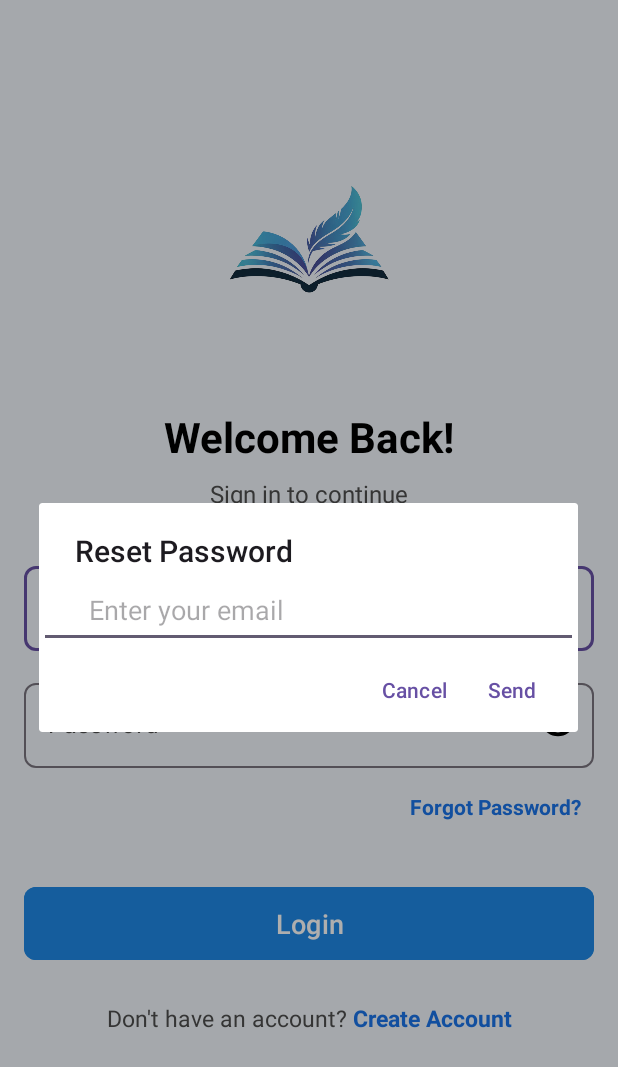
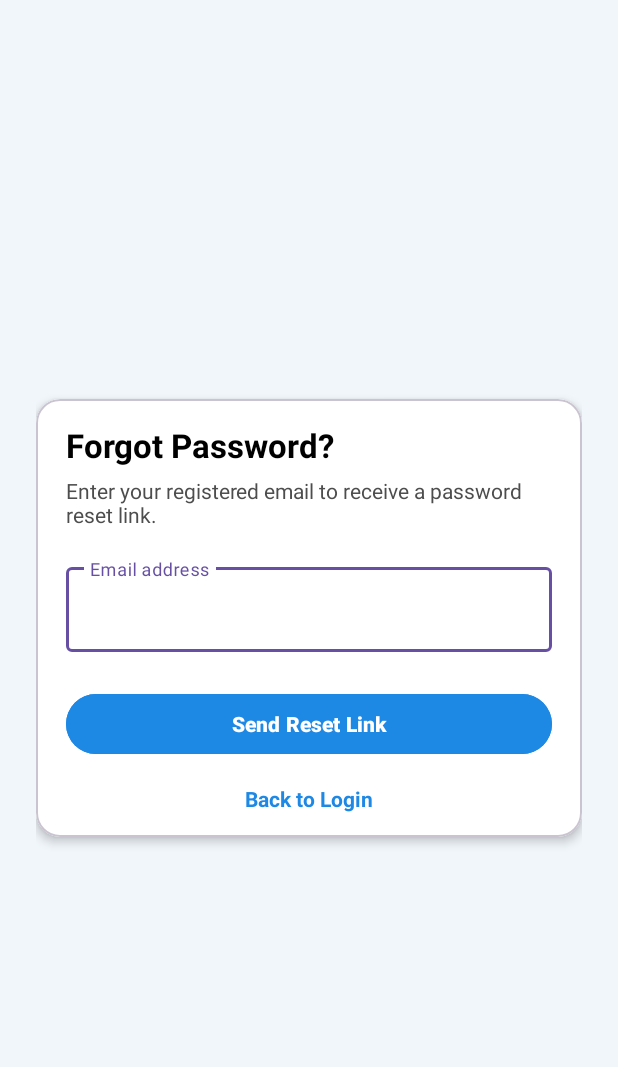
Before and after one commit to Dipesh12chourasiya/Student-Attention-tracker, an Android app: the LoginActivity screen opened directly, with no data from a screen before it, after a tap on "Forgot Password?", on a phone screen of 412 x 824 dp. Shown: the top 1067 px of the screen. Run offline under Robolectric (Android 15) with nearby library versions, the phone set to English and light mode, and no system bars; our stand-ins replace Firebase (no records; nobody signed in at launch, a user with empty details on screens opened directly), Room's generated code.

Commit message:
updated ui and fixed bugs

```diff
--- a/app/src/main/AndroidManifest.xml
+++ b/app/src/main/AndroidManifest.xml
@@ -21,6 +21,9 @@
         android:theme="@style/Theme.IRLStudentAttentionTracker"
         android:usesCleartextTraffic="true"
         tools:targetApi="31">
+        <activity
+            android:name=".auth.ForgotPasswordActivity"
+            android:exported="false" />
         <activity
             android:name=".DailyReportActivity"
             android:exported="false" />
--- /dev/null
+++ b/app/src/main/java/com/example/irlstudentattentiontracker/auth/ForgotPasswordActivity.kt
@@ -0,0 +1,58 @@
+package com.example.irlstudentattentiontracker.auth
+
+import android.os.Bundle
+import android.widget.Toast
+import androidx.activity.enableEdgeToEdge
+import androidx.appcompat.app.AppCompatActivity
+import androidx.core.view.ViewCompat
+import androidx.core.view.WindowInsetsCompat
+import com.example.irlstudentattentiontracker.R
+import com.example.irlstudentattentiontracker.databinding.ActivityForgotPasswordBinding
+import com.google.firebase.auth.FirebaseAuth
+
+class ForgotPasswordActivity : AppCompatActivity() {
+
+    private lateinit var binding: ActivityForgotPasswordBinding
+    private lateinit var auth: FirebaseAuth
+
+    override fun onCreate(savedInstanceState: Bundle?) {
+        super.onCreate(savedInstanceState)
+        binding = ActivityForgotPasswordBinding.inflate(layoutInflater)
+        setContentView(binding.root)
+
+        auth = FirebaseAuth.getInstance()
+
+        binding.btnSendReset.setOnClickListener {
+            val email = binding.etForgotEmail.text.toString().trim()
+            if (email.isNotEmpty()) {
+                sendPasswordResetEmail(email)
+            } else {
+                Toast.makeText(this, "Please enter your email", Toast.LENGTH_SHORT).show()
+            }
+        }
+
+        binding.tvBackToLogin.setOnClickListener {
+            finish() // go back to login screen
+        }
+    }
+
+    private fun sendPasswordResetEmail(email: String) {
+        auth.sendPasswordResetEmail(email)
+            .addOnCompleteListener { task ->
+                if (task.isSuccessful) {
+                    Toast.makeText(
+                        this,
+                        "Reset link sent to your email!",
+                        Toast.LENGTH_LONG
+                    ).show()
+                    finish()
+                } else {
+                    Toast.makeText(
+                        this,
+                        task.exception?.message ?: "Failed to send reset email",
+                        Toast.LENGTH_LONG
+                    ).show()
+                }
+            }
+    }
+}
--- a/app/src/main/java/com/example/irlstudentattentiontracker/auth/LoginActivity.kt
+++ b/app/src/main/java/com/example/irlstudentattentiontracker/auth/LoginActivity.kt
@@ -58,54 +58,13 @@ class LoginActivity : AppCompatActivity() {
             finish()
         }
 
-        binding.forgotPasswordText.setOnClickListener {
-            Toast.makeText(this, "Reset password feature not implemented", Toast.LENGTH_SHORT).show()
-            // You can add reset password logic here
-        }
 
 
         binding.forgotPasswordText.setOnClickListener {
-            showForgotPasswordDialog()
-        }
-    }
-
-
-    private fun showForgotPasswordDialog() {
-        val builder = AlertDialog.Builder(this)
-        builder.setTitle("Reset Password")
-
-        val input = EditText(this)
-        input.hint = "Enter your email"
-        input.inputType = InputType.TYPE_TEXT_VARIATION_EMAIL_ADDRESS
-        input.setPadding(50, 20, 50, 20)
-        builder.setView(input)
-
-        builder.setPositiveButton("Send") { dialog, _ ->
-            val email = input.text.toString().trim()
-            if (email.isNotEmpty()) {
-                sendPasswordResetEmail(email)
-            } else {
-                Toast.makeText(this, "Please enter your email", Toast.LENGTH_SHORT).show()
-            }
-            dialog.dismiss()
+            val intent = Intent(this, ForgotPasswordActivity::class.java)
+            startActivity(intent)
         }
 
-        builder.setNegativeButton("Cancel") { dialog, _ ->
-            dialog.dismiss()
-        }
-
-        builder.show()
-    }
-
-    private fun sendPasswordResetEmail(email: String) {
-        FirebaseAuth.getInstance().sendPasswordResetEmail(email)
-            .addOnCompleteListener { task ->
-                if (task.isSuccessful) {
-                    Toast.makeText(this, "Password reset email sent to $email", Toast.LENGTH_LONG).show()
-                } else {
-                    Toast.makeText(this, "Error: ${task.exception?.message}", Toast.LENGTH_LONG).show()
-                }
-            }
     }
 
 }
--- /dev/null
+++ b/app/src/main/res/layout/activity_forgot_password.xml
@@ -0,0 +1,81 @@
+<?xml version="1.0" encoding="utf-8"?>
+<LinearLayout xmlns:android="http://schemas.android.com/apk/res/android"
+    xmlns:app="http://schemas.android.com/apk/res-auto"
+    android:layout_width="match_parent"
+    android:layout_height="match_parent"
+    android:gravity="center"
+    android:orientation="vertical"
+    android:padding="24dp"
+    android:background="@color/appBg">
+
+    <com.google.android.material.card.MaterialCardView
+        android:layout_width="match_parent"
+        android:layout_height="wrap_content"
+        app:cardCornerRadius="16dp"
+        app:cardElevation="4dp"
+        android:padding="24dp"
+        android:paddingVertical="20dp"
+        android:backgroundTint="@color/white">
+
+        <LinearLayout
+            android:layout_width="match_parent"
+            android:layout_height="wrap_content"
+            android:paddingHorizontal="20dp"
+            android:paddingVertical="16dp"
+            android:orientation="vertical">
+
+            <TextView
+                android:id="@+id/tvForgotTitle"
+                android:layout_width="wrap_content"
+                android:layout_height="wrap_content"
+                android:text="Forgot Password?"
+                android:textColor="@color/black"
+                android:textStyle="bold"
+                android:textSize="22sp" />
+
+            <TextView
+                android:id="@+id/tvForgotSubtitle"
+                android:layout_width="wrap_content"
+                android:layout_height="wrap_content"
+                android:layout_marginTop="6dp"
+                android:text="Enter your registered email to receive a password reset link."
+                android:textColor="@color/grey"
+                android:textSize="14sp" />
+
+            <com.google.android.material.textfield.TextInputLayout
+                android:layout_width="match_parent"
+                android:layout_height="wrap_content"
+                android:layout_marginTop="20dp">
+
+                <com.google.android.material.textfield.TextInputEditText
+                    android:id="@+id/etForgotEmail"
+                    android:layout_width="match_parent"
+                    android:layout_height="wrap_content"
+                    android:hint="Email address"
+                    android:inputType="textEmailAddress"
+                    android:textColor="@color/black"
+                    android:textColorHint="@color/grey" />
+            </com.google.android.material.textfield.TextInputLayout>
+
+            <Button
+                android:id="@+id/btnSendReset"
+                android:layout_width="match_parent"
+                android:layout_height="wrap_content"
+                android:layout_marginTop="24dp"
+                android:backgroundTint="@color/toolbarBg"
+                android:text="Send Reset Link"
+                android:textColor="#fff"
+                android:textStyle="bold" />
+
+            <TextView
+                android:id="@+id/tvBackToLogin"
+                android:layout_width="wrap_content"
+                android:layout_height="wrap_content"
+                android:layout_gravity="center"
+                android:layout_marginTop="16dp"
+                android:text="Back to Login"
+                android:textColor="@color/toolbarBg"
+                android:textStyle="bold" />
+        </LinearLayout>
+    </com.google.android.material.card.MaterialCardView>
+</LinearLayout>
```
